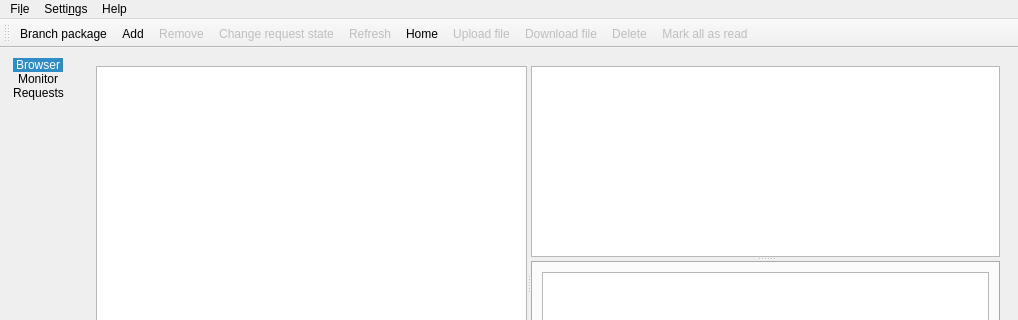
Before: the Qt Designer form src/gui/mainwindow.ui in javierllorente/qactus, drawn with Qt 5; both pictures show x 0 to 1018 and y 0 to 320 of the 1018 by 540 pixel window.
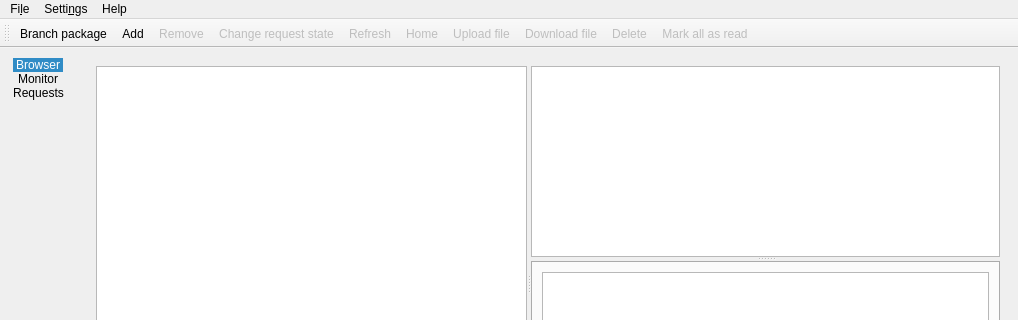
After: the same form once the commit is applied. Icons and pictures are not drawn. Custom widgets are drawn as their Qt base class.

Commit message: Disable action_Home by default, enable/disable it on (de)authentication

Patch:
```diff
--- a/src/gui/mainwindow.ui
+++ b/src/gui/mainwindow.ui
@@ -639,6 +639,9 @@
    </property>
   </action>
   <action name="action_Home">
+    <property name="enabled">
+     <bool>false</bool>
+   </property>
    <property name="icon">
     <iconset theme="user-home">
      <normaloff>.</normaloff>.</iconset>
```
Left out of the diff: 9 changed lines with no effect on the pictures. The commit also changes 1 other file.
